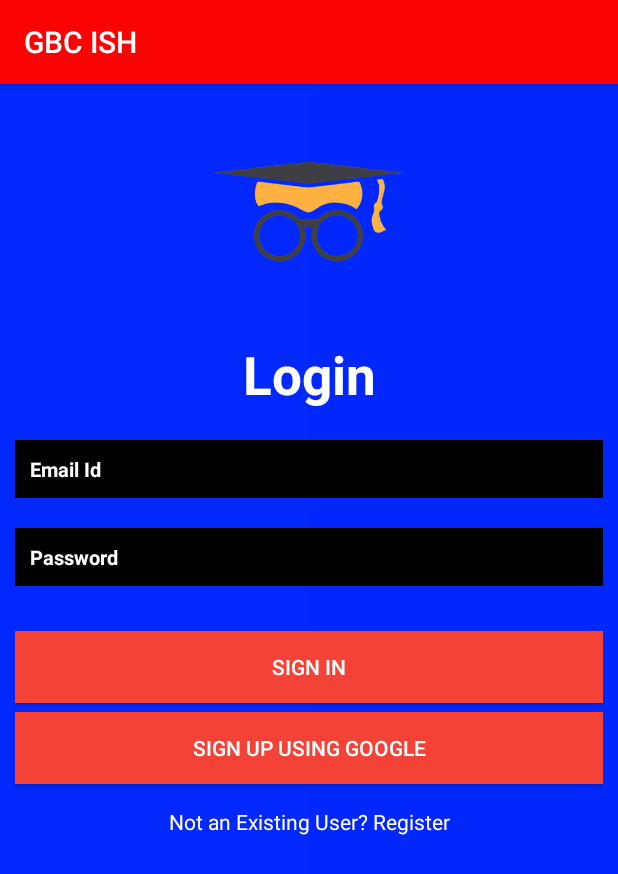
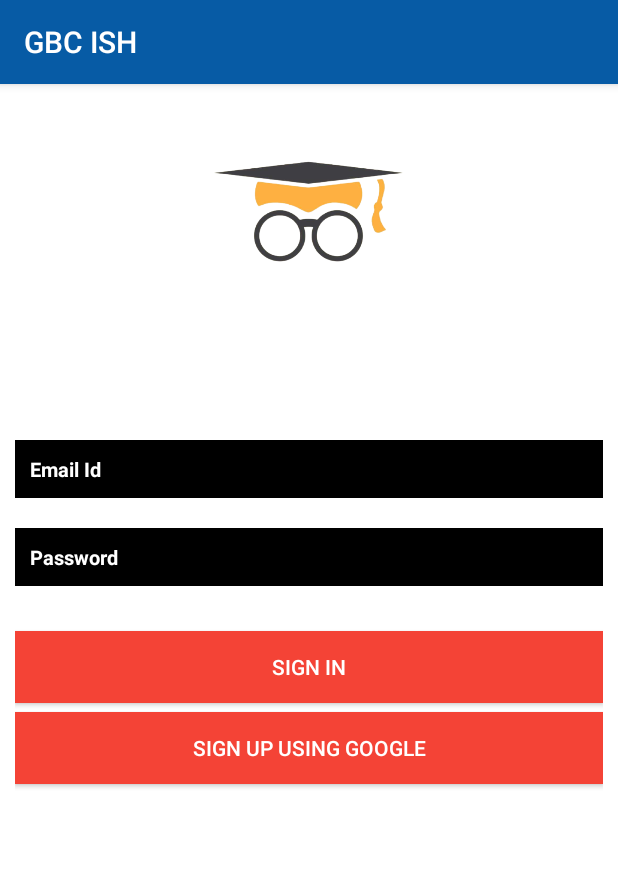
Before and after one commit to Manisha-Bathula/InternationalStudentHelper, an Android app: the screen it shows after launch (LoginActivity), on a phone screen of 412 x 824 dp. Shown: the top 874 px of the screen. Run offline under Robolectric (Android 15) with nearby library versions, the light colour scheme and no system bars; our stand-ins replace Firebase (no records; nobody signed in at launch, a user with empty details on screens opened directly); Roboto replaces fonts that are not available here.

Commit message:
changed the theme of the application

```diff
--- a/app/src/main/res/drawable/bg.xml
+++ b/app/src/main/res/drawable/bg.xml
@@ -1,8 +1,6 @@
 <?xml version="1.0" encoding="utf-8"?>
 <shape xmlns:android="http://schemas.android.com/apk/res/android"
     android:shape="rectangle">
-    <gradient
-        android:startColor="#0228FB"
-        android:endColor="#0227FA"
-        android:angle="360"/>
+    <solid android:color="#fff"/>
+
 </shape>
--- a/app/src/main/res/layout/activity_electronics.xml
+++ b/app/src/main/res/layout/activity_electronics.xml
@@ -303,7 +303,7 @@
                                 android:layout_width="match_parent"
                                 android:layout_height="70dp"
                                 android:gravity="center_horizontal"
-                                android:background="@color/BackgroundColor"
+                                android:background="@color/colorPrimary"
                                 android:layout_gravity="center">
                                 <TextView
                                     android:layout_width="wrap_content"
--- a/app/src/main/res/values/colors.xml
+++ b/app/src/main/res/values/colors.xml
@@ -1,9 +1,9 @@
 <?xml version="1.0" encoding="utf-8"?>
 <resources>
-    <color name="colorPrimary">#FA0303</color>
-    <color name="colorPrimaryDark">#FA0303</color>
-    <color name="colorAccent">#FA0303</color>
-    <color name="BackgroundColor">#009688</color>
+    <color name="colorPrimary">#075ba5</color>
+    <color name="colorPrimaryDark">#075ba5</color>
+    <color name="colorAccent">#075ba5</color>
+    <color name="BackgroundColor">#075ba5</color>
     <color name="TextWhite">#FFFFFF</color>
     <color name="colorTextSubtitle">#4e4e4e</color>
     <color name="colorTextTitle">#262626</color>
```
Also changed, not shown: 1 other file.
